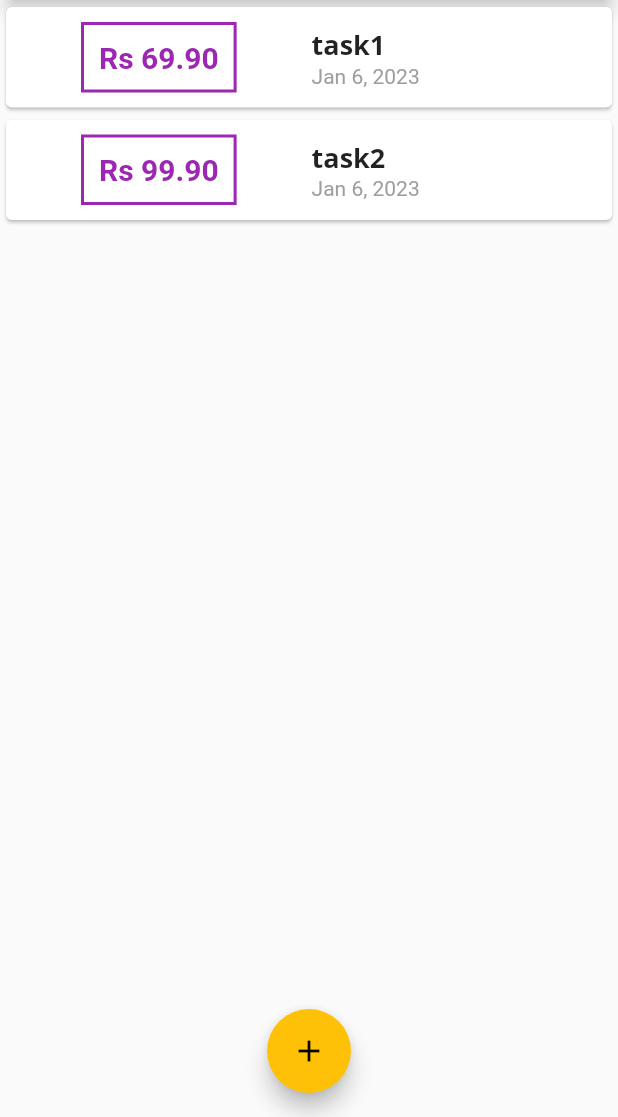
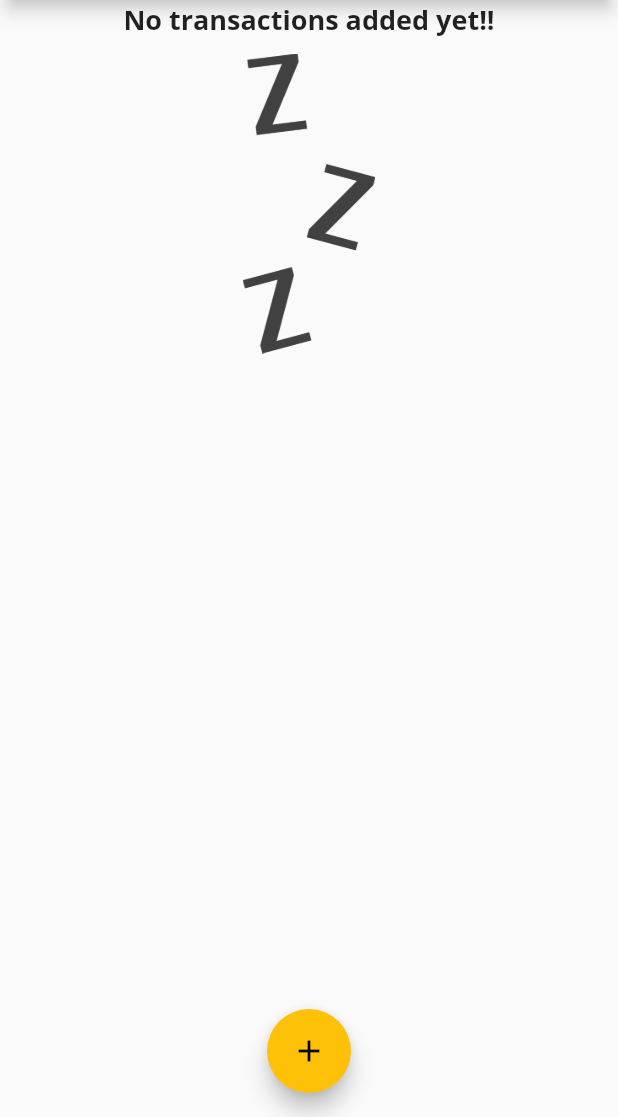
Before and after one commit to Ukd1796/expenseTrackerApp, a Flutter app: the screen it shows after launch, on a phone screen of 412 x 824 dp, the part 119-1236 px from its top. Run offline on Flutter 3.47's test engine with Material 2 defaults, Android fonts, the phone set to English and light mode, and no system bars; Roboto replaces fonts that are missing (Open Sans).

```diff
--- a/lib/main.dart
+++ b/lib/main.dart
@@ -48,18 +48,18 @@ class _MyHomePageState extends State<MyHomePage> {
 //  late String titleInput;
 
   final List<Transaction> _userTransactions = [
-    Transaction(
-      id: 't1',
-      title: 'task1',
-      amount: 69.90,
-      date: DateTime.now(),
-    ),
-    Transaction(
-      id: 't2',
-      title: 'task2',
-      amount: 99.90,
-      date: DateTime.now(),
-    ),
+    // Transaction(
+    //   id: 't1',
+    //   title: 'task1',
+    //   amount: 69.90,
+    //   date: DateTime.now(),
+    // ),
+    // Transaction(
+    //   id: 't2',
+    //   title: 'task2',
+    //   amount: 99.90,
+    //   date: DateTime.now(),
+    // ),
   ];
 
   void _addNewTransaction(String txTitle, double txAmount) {
--- a/lib/widgets/transaction_list.dart
+++ b/lib/widgets/transaction_list.dart
@@ -11,7 +11,22 @@ class TransactionList extends StatelessWidget {
   Widget build(BuildContext context) {
     return Container(
         height: 300,
-        child: ListView.builder(
+        child: transactions.isEmpty
+            ? Column(
+                children: <Widget>[
+                  Text(
+                    'No transactions added yet!!',
+                    style: Theme.of(context).textTheme.headline6,
+                  ),
+                  SizedBox(
+                    height: 10,
+                  ),
+                  Container(
+                      height: 200,
+                      child: Image.asset('assets/images/waiting.png'))
+                ],
+              )
+            : ListView.builder(
                 // list view builder while scrolling only shows the list that can be seen by the user and does not build the complete list. It is usable for long list because it is the optimum approach
                 itemBuilder: (ctx, index) {
                   return Card(
@@ -40,8 +55,9 @@ class TransactionList extends StatelessWidget {
                       Column(
                         crossAxisAlignment: CrossAxisAlignment.start,
                         children: <Widget>[
-                    Text(transactions[index].title,
-                        style:Theme.of(context).textTheme.headline6,
+                          Text(
+                            transactions[index].title,
+                            style: Theme.of(context).textTheme.headline6,
                           ),
                           Text(
                             DateFormat.yMMMd().format(transactions[index].date),
--- a/pubspec.yaml
+++ b/pubspec.yaml
@@ -59,8 +59,8 @@ flutter:
   uses-material-design: true
 
   # To add assets to your application, add an assets section, like this:
-  # assets:
-  #   - images/a_dot_burr.jpeg
+  assets:
+    - assets/images/waiting.png
   #   - images/a_dot_ham.jpeg
 
   # An image asset can refer to one or more resolution-specific "variants", see
```
Also changed, not shown: assets/images/waiting.png (added). Lines whose indentation alone changed are shown as unchanged.
